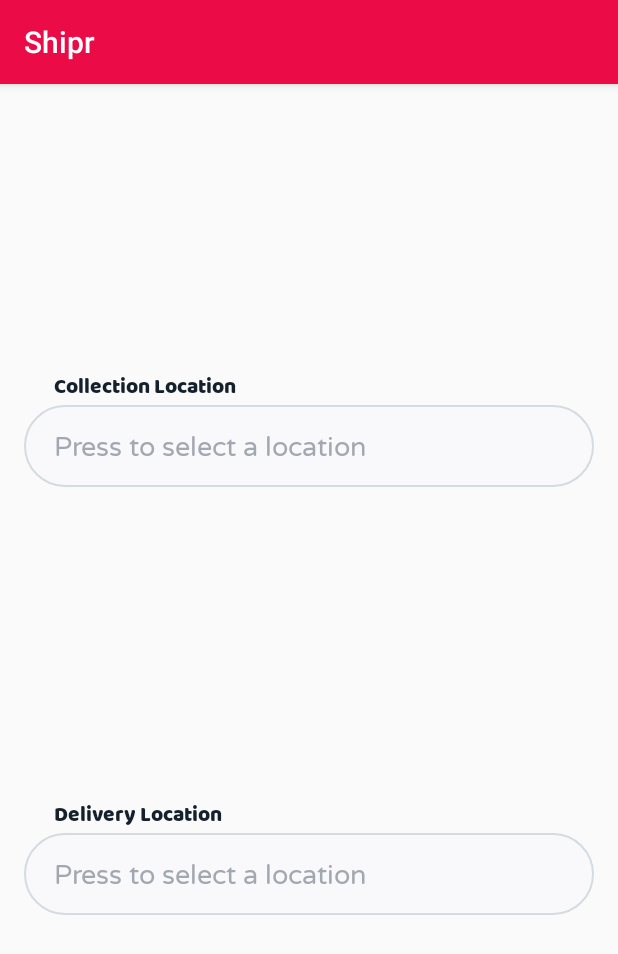
After one commit to IWMTom/EnterpriseProject, an Android app: the fragment ListItemStep1Fragment shown on its own in the app's theme, on a phone screen of 412 x 824 dp. The commit adds this screen. Shown: the top 954 px of the screen. Run offline under Robolectric (Android 15) with nearby library versions, the phone set to English and light mode, and no system bars; libraries missing offline, so code that uses them is left out: com.stepstone.stepper; 1 statement that could not run was skipped.

Commit message:
Implemented location selection

```diff
--- a/Oreo/app/build.gradle
+++ b/Oreo/app/build.gradle
@@ -28,9 +28,12 @@
     implementation 'com.android.support:design:26.1.0'
     implementation 'com.android.support:support-v4:26.1.0'
     implementation 'com.google.android.gms:play-services-maps:11.8.0'
+    implementation 'com.google.android.gms:play-services-places:11.8.0'
     testImplementation 'junit:junit:4.12'
     androidTestImplementation 'com.android.support.test:runner:1.0.1'
     androidTestImplementation 'com.android.support.test.espresso:espresso-core:3.0.1'
     compile 'de.hdodenhof:circleimageview:2.2.0'
     compile 'com.android.volley:volley:1.1.0'
+    compile 'com.stepstone.stepper:material-stepper:4.3.1'
+    compile 'com.github.asantibanez:Patio:2596a91'
 }
--- a/Oreo/app/src/main/java/uk/ac/tees/com2060/oreo/DashboardFragment.java
+++ b/Oreo/app/src/main/java/uk/ac/tees/com2060/oreo/DashboardFragment.java
@@ -1,7 +1,7 @@
 package uk.ac.tees.com2060.oreo;
 
 import android.app.Activity;
-import android.app.Fragment;
+import android.support.v4.app.Fragment;
 import android.os.Bundle;
 import android.view.LayoutInflater;
 import android.view.View;
--- /dev/null
+++ b/Oreo/app/src/main/java/uk/ac/tees/com2060/oreo/ListItemStep1Fragment.java
@@ -0,0 +1,107 @@
+package uk.ac.tees.com2060.oreo;
+
+import android.app.Activity;
+import android.content.Intent;
+import android.support.v4.app.Fragment;
+import android.os.Bundle;
+import android.support.annotation.NonNull;
+import android.util.Log;
+import android.view.LayoutInflater;
+import android.view.View;
+import android.view.ViewGroup;
+import android.widget.EditText;
+import android.widget.Toast;
+
+import com.google.android.gms.common.GooglePlayServicesNotAvailableException;
+import com.google.android.gms.common.GooglePlayServicesRepairableException;
+import com.google.android.gms.location.places.Place;
+import com.google.android.gms.location.places.ui.PlacePicker;
+import com.stepstone.stepper.Step;
+import com.stepstone.stepper.VerificationError;
+
+public class ListItemStep1Fragment extends Fragment implements Step
+{
+
+    private EditText editText_collection, editText_delivery;
+
+    public static ListItemStep1Fragment newInstance()
+    {
+        return new ListItemStep1Fragment();
+    }
+
+    @Override
+    public View onCreateView(LayoutInflater inflater, ViewGroup container, Bundle savedInstanceState) {
+        View v = inflater.inflate(R.layout.fragment_list_item_step1, container, false);
+
+        editText_collection = v.findViewById(R.id.editText_collection);
+        editText_delivery = v.findViewById(R.id.editText_delivery);
+
+        editText_collection.setOnClickListener(new View.OnClickListener()
+        {
+            @Override
+            public void onClick(View view)
+            {
+                PlacePicker.IntentBuilder builder = new PlacePicker.IntentBuilder();
+                try
+                {
+                    startActivityForResult(builder.build(getActivity()), 1);
+                } catch (GooglePlayServicesRepairableException | GooglePlayServicesNotAvailableException e) { e.printStackTrace(); }
+            }
+        });
+
+        editText_delivery.setOnClickListener(new View.OnClickListener()
+        {
+            @Override
+            public void onClick(View view)
+            {
+                PlacePicker.IntentBuilder builder = new PlacePicker.IntentBuilder();
+                try
+                {
+                    startActivityForResult(builder.build(getActivity()), 2);
+                } catch (GooglePlayServicesRepairableException | GooglePlayServicesNotAvailableException e) { e.printStackTrace(); }
+            }
+        });
+
+        return v;
+    }
+
+    @Override
+    public void onActivityResult(int requestCode, int resultCode, Intent data)
+    {
+        super.onActivityResult(requestCode, resultCode, data);
+
+        if (requestCode == 1)
+        {
+            if (resultCode == Activity.RESULT_OK)
+            {
+                Place place = PlacePicker.getPlace(data, getContext());
+                editText_collection.setText(place.getAddress());
+            }
+        }
+        else if (requestCode == 2)
+        {
+            if (resultCode == Activity.RESULT_OK)
+            {
+                Place place = PlacePicker.getPlace(data, getContext());
+                editText_delivery.setText(place.getAddress());
+            }
+        }
+    }
+
+    @Override
+    public VerificationError verifyStep() {
+        //return null if the user can go to the next step, create a new VerificationError instance otherwise
+        return null;
+    }
+
+    @Override
+    public void onSelected() {
+        //update UI when selected
+    }
+
+    @Override
+    public void onError(@NonNull VerificationError error) {
+        //handle error inside of the fragment, e.g. show error on EditText
+    }
+
+}
--- /dev/null
+++ b/Oreo/app/src/main/res/layout/fragment_list_item_step1.xml
@@ -0,0 +1,70 @@
+<android.support.constraint.ConstraintLayout xmlns:android="http://schemas.android.com/apk/res/android"
+    xmlns:app="http://schemas.android.com/apk/res-auto"
+    xmlns:tools="http://schemas.android.com/tools"
+    android:layout_width="match_parent"
+    android:layout_height="match_parent"
+    tools:context="uk.ac.tees.com2060.oreo.ListItemStep1Fragment">
+
+    <!-- TODO: Update blank fragment layout -->
+
+    <TextView
+        android:id="@+id/textView8"
+        android:layout_width="wrap_content"
+        android:layout_height="wrap_content"
+        android:layout_marginStart="36dp"
+        android:text="Delivery Location"
+        android:textAppearance="@style/AppTheme.Title"
+        android:textSize="14sp"
+        app:layout_constraintBottom_toTopOf="@+id/editText_delivery"
+        app:layout_constraintStart_toStartOf="parent" />
+
+    <EditText
+        android:id="@+id/editText_collection"
+        style="@style/AppTheme.EditText"
+        android:layout_width="0dp"
+        android:layout_height="wrap_content"
+        android:layout_marginBottom="16dp"
+        android:layout_marginEnd="16dp"
+        android:layout_marginStart="16dp"
+        android:layout_marginTop="16dp"
+        android:clickable="true"
+        android:ems="10"
+        android:focusable="false"
+        android:hint="Press to select a location"
+        android:inputType="none"
+        app:layout_constraintBottom_toTopOf="@+id/editText_delivery"
+        app:layout_constraintEnd_toEndOf="parent"
+        app:layout_constraintStart_toStartOf="parent"
+        app:layout_constraintTop_toTopOf="parent" />
+
+    <EditText
+        android:id="@+id/editText_delivery"
+        style="@style/AppTheme.EditText"
+        android:layout_width="0dp"
+        android:layout_height="wrap_content"
+        android:layout_marginBottom="16dp"
+        android:layout_marginEnd="16dp"
+        android:layout_marginStart="16dp"
+        android:layout_marginTop="16dp"
+        android:clickable="true"
+        android:ems="10"
+        android:focusable="false"
+        android:hint="Press to select a location"
+        android:inputType="none"
+        app:layout_constraintBottom_toBottomOf="parent"
+        app:layout_constraintEnd_toEndOf="parent"
+        app:layout_constraintStart_toStartOf="parent"
+        app:layout_constraintTop_toBottomOf="@+id/editText_collection" />
+
+    <TextView
+        android:id="@+id/textView7"
+        android:layout_width="wrap_content"
+        android:layout_height="wrap_content"
+        android:layout_marginStart="36dp"
+        android:text="Collection Location"
+        android:textAppearance="@style/AppTheme.Title"
+        android:textSize="14sp"
+        app:layout_constraintBottom_toTopOf="@+id/editText_collection"
+        app:layout_constraintStart_toStartOf="parent" />
+
+</android.support.constraint.ConstraintLayout>
--- a/Oreo/app/src/main/res/values/colors.xml
+++ b/Oreo/app/src/main/res/values/colors.xml
@@ -2,7 +2,7 @@
 <resources>
     <color name="colorPrimary">#EA0B47</color>
     <color name="colorPrimaryDark">#C70539</color>
-    <color name="colorAccent">#15202D</color>
+    <color name="colorAccent">#15202d</color>
     <color name="colorAccentDark">#000000</color>
     <color name="colorLightBackground">#F9F9FB</color>
     <color name="colorLightBorder">#D4DCE1</color>
--- a/Oreo/app/src/main/res/values/strings.xml
+++ b/Oreo/app/src/main/res/values/strings.xml
@@ -134,7 +134,5 @@
     <string name="menu_dashboard">Dashboard</string>
     <string name="fragment_dashboard_title">Dashboard</string>
 
-    <string name="title_activity_splash">SplashActivity</string>
-    <string name="dummy_button">Dummy Button</string>
-    <string name="dummy_content">DUMMY\nCONTENT</string>
+    <string name="fragment_list_item_title">List an Item</string>
 </resources>
--- a/Oreo/app/src/main/res/values/styles.xml
+++ b/Oreo/app/src/main/res/values/styles.xml
@@ -23,6 +23,12 @@
         <item name="android:textColor">@color/colorDarkGrey</item>
         <item name="android:fontFamily">@font/varela_round</item>
         <item name="android:textSize">16sp</item>
+    </style>
+
+    <style name="AppTheme.Title" parent="AppTheme.BodyText">
+        <item name="android:textColor">@color/colorAccent</item>
+        <item name="android:fontFamily">@font/baloo_bhai</item>
+        <item name="android:textSize">32sp</item>
     </style>
 
     <style name="AppTheme.Header3">
--- a/Oreo/build.gradle
+++ b/Oreo/build.gradle
@@ -5,6 +5,7 @@
     repositories {
         google()
         jcenter()
+
     }
     dependencies {
         classpath 'com.android.tools.build:gradle:3.0.1'
@@ -19,6 +20,9 @@
     repositories {
         google()
         jcenter()
+        maven {
+            url "https://jitpack.io"
+        }
     }
 }
 
```
Also changed, not shown: Oreo/app/src/main/AndroidManifest.xml (+6 -2 lines), Oreo/app/src/main/java/uk/ac/tees/com2060/oreo/ListItemFragment.java (added, +107 -0 lines), Oreo/app/src/main/java/uk/ac/tees/com2060/oreo/ListItemStep2Fragment.java (added, +65 -0 lines), Oreo/app/src/main/java/uk/ac/tees/com2060/oreo/MainActivity.java (+30 -16 lines), Oreo/app/src/main/java/uk/ac/tees/com2060/oreo/MyStepperAdapter.java (added, +80 -0 lines), Oreo/app/src/main/java/uk/ac/tees/com2060/oreo/WelcomeActivity.java (+12 -4 lines), Oreo/app/src/main/res/layout/fragment_list_item.xml (added, +17 -0 lines), Oreo/app/src/main/res/layout/fragment_list_item_step2.xml (added, +20 -0 lines), 1 other file.
